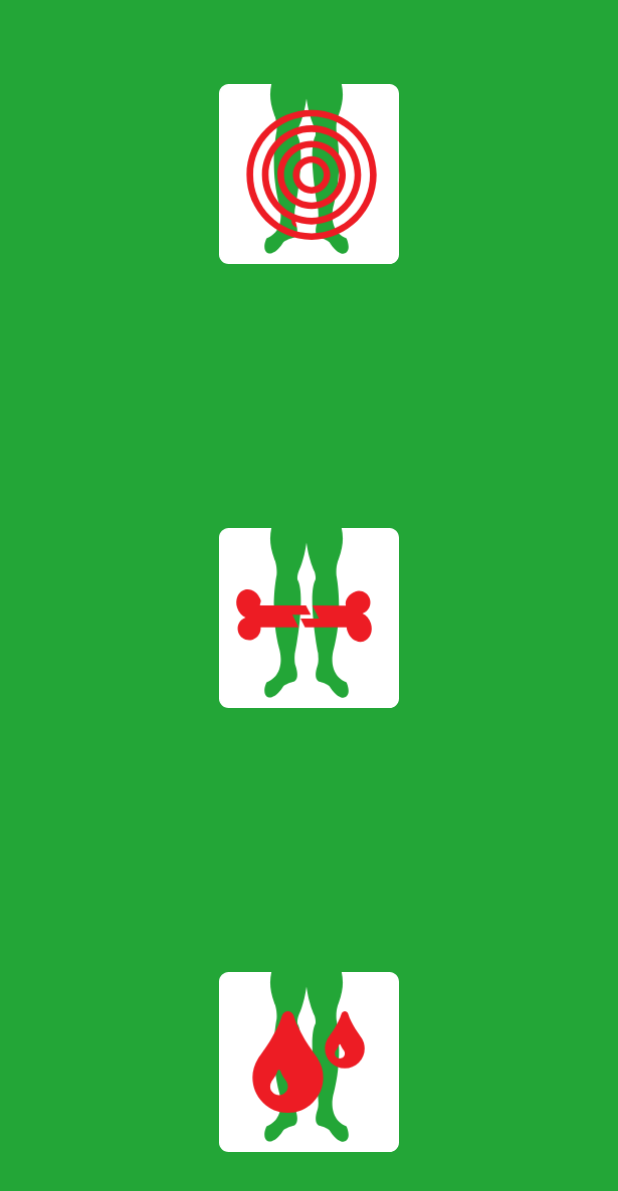
After one commit to Battle-of-the-schools/hanze, an Android app: the layout fragment_cause.xml on its own in the app's theme, with its tools: preview values and no code run, on a phone screen of 412 x 824 dp. The commit adds this screen. Shown: the top 1191 px of the screen. Run offline under Robolectric (Android 15) with nearby library versions, the phone set to English and light mode, and no system bars.

Commit message:
some layouts done

```diff
--- a/android/app/src/main/java/bots/arduino/MainActivity.java
+++ b/android/app/src/main/java/bots/arduino/MainActivity.java
@@ -29,4 +29,8 @@ public class MainActivity extends AppCompatActivity {
 		arduinoConnection.writeString("{'hallo_timo': 4555435, 'pizza': [4, 5, 5, 6]}");
 	}
 
+	public void setFragment() {
+
+	}
+
 }
--- /dev/null
+++ b/android/app/src/main/res/drawable/icon_blood.xml
@@ -0,0 +1,29 @@
+<?xml version="1.0" encoding="utf-8"?>
+<vector xmlns:android="http://schemas.android.com/apk/res/android"
+    android:width="217.33006dp"
+    android:height="217.34dp"
+    android:viewportWidth="217.33006"
+    android:viewportHeight="217.34">
+
+    <group
+        android:translateX="-850.96"
+        android:translateY="-431.41">
+        <path
+            android:fillColor="#ffffff"
+            android:pathData="M 1056.65,431.42 h -57.71 c 2.33,11.24 2.35,21.38 -3.74,37.9 -0.11,0.31 -3.48,7.35 -2.53,19.31 0.04,0.05 8.98,42.93 -3.3,88.99 -0.08,0.2 -3.82,12.46 -0.08,23.77 2.42,7.4 7.48,12.81 14.99,16.2 0.34,0.21 0.59,0.46 0.77,0.86 0.37,0.79 3.46,7.8 1.77,13 -0.55,1.7 -1.87,3.91 -4.92,4.61 -0.07,0.05 -0.47,0.14 -1.1,0.14 -2.42,0 -8.76,-1.4 -16.36,-13.65 -0.77,-0.7 -4.66,-3.6 -12.25,-5.6 -0.18,-0.05 -2.41,-0.55 -3.7,-3.75 -1.4,-3.56 -1,-8.81 1.29,-15.56 0.07,-0.21 1.24,-3.01 1.17,-8.31 -0.08,-5.6 -0.4,-7.4 -0.63,-8 -0.88,-2.84 -12.76,-69.83 -3.04,-87.24 0,0 1.17,-2.96 -1.06,-10.05 -0.23,-0.31 -6.57,-12.72 -9.65,-34.92 -3.04,22.21 -9.43,34.67 -9.75,35.27 -2.12,6.85 -0.91,9.81 -0.87,9.81 9.76,17.45 -2.21,84.34 -3.12,87.13 -0.19,0.6 -0.52,2.46 -0.59,8 -0.08,5.3 1.06,8.11 1.1,8.11 2.31,6.95 2.75,12.15 1.32,15.71 -1.25,3.2 -3.48,3.75 -3.75,3.8 -7.55,1.95 -11.4,4.89 -12.21,5.54 -9.58,15.51 -17.13,13.61 -17.46,13.56 -3,-0.76 -4.33,-2.91 -4.87,-4.61 -1.73,-5.2 1.35,-12.26 1.72,-13 0.19,-0.4 0.48,-0.65 0.77,-0.86 7.56,-3.39 12.58,-8.85 15.04,-16.2 3.74,-11.41 0,-23.56 -0.08,-23.67 -12.32,-46.17 -3.33,-89.04 -3.27,-89.44 0.92,-11.62 -2.45,-18.71 -2.49,-18.76 -6.12,-16.62 -6.11,-26.82 -3.79,-38.1 h -51.66 c -6.39,0 -11.65,5.26 -11.65,11.65 V 637.1 c 0,6.39 5.26,11.65 11.65,11.65 h 194.03 c 6.39,0 11.65,-5.26 11.65,-11.65 V 443.07 c 0.02,-6.39 -5.25,-11.65 -11.64,-11.65 z" />
+    </group>
+    <group
+        android:translateX="-850.96"
+        android:translateY="-431.41">
+        <path
+            android:fillColor="#ed1c24"
+            android:pathData="M 969.98,535.84 c -0.33,-0.5 -2.07,-3.01 -5.21,-7.54 -3.13,-4.53 -5.94,-8.72 -8.41,-12.58 -2.47,-3.86 -5.23,-8.8 -8.29,-14.83 -3.05,-6.02 -5.36,-11.62 -6.91,-16.78 -0.44,-1.67 -1.37,-2.97 -2.79,-3.91 -1.41,-0.94 -2.85,-1.42 -4.29,-1.42 -1.44,0 -2.86,0.47 -4.25,1.42 -1.39,0.94 -2.33,2.25 -2.83,3.91 -1.56,5.16 -3.86,10.76 -6.91,16.78 -3.06,6.03 -5.82,10.97 -8.29,14.83 -2.47,3.86 -5.28,8.05 -8.42,12.58 -3.14,4.52 -4.87,7.04 -5.21,7.54 -4.49,7.22 -6.74,14.85 -6.74,22.9 0,11.78 4.16,21.82 12.49,30.15 8.33,8.33 18.38,12.49 30.15,12.49 11.77,0 21.82,-4.16 30.15,-12.49 8.33,-8.33 12.49,-18.38 12.49,-30.15 0.02,-8.22 -2.24,-15.85 -6.73,-22.9 z m -39.03,41.1 c -2.08,2.08 -4.59,3.13 -7.54,3.13 -2.94,0 -5.46,-1.04 -7.54,-3.13 -2.08,-2.08 -3.12,-4.59 -3.12,-7.54 0,-2 0.56,-3.91 1.67,-5.75 0.05,-0.06 0.48,-0.68 1.29,-1.87 0.8,-1.2 1.51,-2.25 2.12,-3.17 0.61,-0.91 1.31,-2.14 2.08,-3.66 0.78,-1.53 1.36,-2.93 1.75,-4.2 0.22,-0.89 0.8,-1.34 1.75,-1.34 0.94,0 1.53,0.45 1.75,1.34 0.38,1.27 0.97,2.68 1.75,4.2 0.78,1.53 1.47,2.75 2.08,3.66 0.61,0.92 1.32,1.97 2.13,3.17 0.8,1.19 1.23,1.81 1.29,1.87 1.11,1.83 1.67,3.74 1.67,5.75 0,2.95 -1.04,5.46 -3.13,7.54 z m 0,0" />
+    </group>
+    <group
+        android:translateX="-850.96"
+        android:translateY="-431.41">
+        <path
+            android:fillColor="#ed1c24"
+            android:pathData="M 1022.99,510.89 c -0.19,-0.28 -1.17,-1.7 -2.93,-4.24 -1.76,-2.55 -3.34,-4.91 -4.73,-7.08 -1.39,-2.17 -2.94,-4.95 -4.66,-8.35 -1.72,-3.39 -3.02,-6.54 -3.89,-9.45 -0.25,-0.94 -0.77,-1.67 -1.57,-2.2 -0.8,-0.53 -1.6,-0.8 -2.41,-0.8 -0.81,0 -1.61,0.27 -2.39,0.8 -0.78,0.53 -1.31,1.26 -1.59,2.2 -0.88,2.91 -2.17,6.06 -3.89,9.45 -1.72,3.39 -3.27,6.17 -4.66,8.35 -1.39,2.17 -2.97,4.53 -4.74,7.08 -1.77,2.55 -2.74,3.96 -2.93,4.24 -2.53,4.06 -3.8,8.36 -3.8,12.89 0,6.63 2.34,12.28 7.03,16.97 4.69,4.69 10.35,7.03 16.97,7.03 6.63,0 12.28,-2.34 16.97,-7.03 4.69,-4.69 7.03,-10.35 7.03,-16.97 -0.01,-4.62 -1.27,-8.92 -3.81,-12.89 z m -21.96,23.14 c -1.17,1.17 -2.59,1.76 -4.24,1.76 -1.65,0 -3.07,-0.59 -4.24,-1.76 -1.17,-1.17 -1.76,-2.58 -1.76,-4.24 0,-1.13 0.31,-2.2 0.94,-3.23 0.03,-0.03 0.27,-0.38 0.73,-1.05 0.45,-0.67 0.85,-1.27 1.19,-1.78 0.35,-0.51 0.74,-1.2 1.17,-2.06 0.44,-0.86 0.77,-1.65 0.99,-2.37 0.12,-0.5 0.45,-0.75 0.98,-0.75 0.53,0 0.86,0.25 0.99,0.75 0.22,0.72 0.55,1.51 0.98,2.37 0.44,0.86 0.83,1.55 1.17,2.06 0.34,0.52 0.74,1.11 1.2,1.78 0.45,0.67 0.69,1.02 0.72,1.05 0.63,1.03 0.94,2.11 0.94,3.23 0,1.66 -0.59,3.07 -1.76,4.24 z m 0,0" />
+    </group>
+</vector>
--- /dev/null
+++ b/android/app/src/main/res/drawable/icon_broken.xml
@@ -0,0 +1,25 @@
+<?xml version="1.0" encoding="utf-8"?>
+<vector xmlns:android="http://schemas.android.com/apk/res/android"
+    android:width="217.33006dp"
+    android:height="217.34dp"
+    android:viewportWidth="217.33006"
+    android:viewportHeight="217.34">
+
+    <group
+        android:translateX="-850.96"
+        android:translateY="-431.41">
+        <path
+            android:fillColor="#fff"
+            android:pathData="M1056.65 431.42h-57.71c2.33 11.24 2.35 21.38-3.74 37.9-0.11 0.31 -3.48 7.35-2.53 19.31 0.04 0.05 8.98 42.93-3.3 88.99-0.08 0.2 -3.82 12.46-0.08 23.77 2.42 7.4 7.48 12.81 14.99 16.2 0.34 0.21 0.59 0.46 0.77 0.86 0.37 0.79 3.46 7.8 1.77 13-0.55 1.7-1.87 3.91-4.92 4.61-0.07 0.05 -0.47 0.14 -1.1 0.14 -2.42 0-8.76-1.4-16.36-13.65-0.77-0.7-4.66-3.6-12.25-5.6-0.18-0.05-2.41-0.55-3.7-3.75-1.4-3.56-1-8.81 1.29-15.56 0.07 -0.21 1.24-3.01 1.17-8.31-0.08-5.6-0.4-7.4-0.63-8-0.88-2.84-12.76-69.83-3.04-87.24 0 0 1.17-2.96-1.06-10.05-0.23-0.31-6.57-12.72-9.65-34.92-3.04 22.21-9.43 34.67-9.75 35.27-2.12 6.85-0.91 9.81-0.87 9.81 9.76 17.45-2.21 84.34-3.12 87.13-0.19 0.6 -0.52 2.46-0.59 8-0.08 5.3 1.06 8.11 1.1 8.11 2.31 6.95 2.75 12.15 1.32 15.71-1.25 3.2-3.48 3.75-3.75 3.8-7.55 1.95-11.4 4.89-12.21 5.54-9.58 15.51-17.13 13.61-17.46 13.56-3-0.76-4.33-2.91-4.87-4.61-1.73-5.2 1.35-12.26 1.72-13 0.19-0.4 0.48 -0.65 0.77 -0.86 7.56-3.39 12.58-8.85 15.04-16.2 3.74-11.41 0-23.56-0.08-23.67-12.32-46.17-3.33-89.04-3.27-89.44 0.92 -11.62-2.45-18.71-2.49-18.76-6.12-16.62-6.11-26.82-3.79-38.1h-51.66c-6.39 0-11.65 5.26-11.65 11.65V637.1c0 6.39 5.26 11.65 11.65 11.65h194.03c6.39 0 11.65-5.26 11.65-11.65V443.07c0.02-6.39-5.25-11.65-11.64-11.65z" />
+    </group>
+    <group
+        android:translateX="-850.96"
+        android:translateY="-431.41">
+        <path
+            android:fillColor="#ed1c24"
+            android:pathData="M961.8 536.23l-5.86-11.42h-55.55c-0.02-2.04 1.66-4.14 0.99 -6.23-3.03-9.47-11.86-15.12-19.72-12.6-7.86 2.52-11.78 12.24-8.75 21.71 1.8 5.64 5.66 9.9 10.14 11.91-7.24 2.39-11.22 10.17-8.89 17.45 2.34 7.32 10.17 11.35 17.49 9.01 6.37-2.04 10.24-8.23 9.6-14.63h45.9l-7.58-15.19h22.23z" />
+        <path
+            android:fillColor="#ed1c24"
+            android:pathData="M1034.27 546.48c-1.8-5.63-5.66-9.9-10.14-11.91 7.24-2.39 11.22-10.17 8.89-17.45-2.34-7.32-10.17-11.35-17.49-9.01-7.05 2.26-13.29 9.87-11.47 16.95l-40.48-0.25 8.08 15.76h-22.31l5.42 10.86h50.15c0.16 1.38 0.43 2.77 0.88 4.16 3.03 9.47 11.86 15.12 19.72 12.6 7.87-2.52 11.79-12.24 8.75-21.71z" />
+    </group>
+</vector>
--- /dev/null
+++ b/android/app/src/main/res/drawable/icon_pain.xml
@@ -0,0 +1,38 @@
+<?xml version="1.0" encoding="utf-8"?>
+<vector xmlns:android="http://schemas.android.com/apk/res/android"
+    android:width="217.33006dp"
+    android:height="217.34dp"
+    android:viewportWidth="217.33006"
+    android:viewportHeight="217.34">
+
+    <group
+        android:translateX="-850.96"
+        android:translateY="-431.41">
+        <path
+            android:fillColor="#ed1c24"
+            android:pathData="M 951.79,602.34 c -1.52,1.52 -3.35,2.28 -5.5,2.28 -2.14,0 -3.98,-0.76 -5.5,-2.28 -1.52,-1.52 -2.28,-3.35 -2.28,-5.5 0,-1.46 0.41,-2.85 1.22,-4.19 0.04,-0.04 0.35,-0.49 0.94,-1.37 0.59,-0.87 1.1,-1.64 1.55,-2.31 0.45,-0.67 0.95,-1.56 1.52,-2.67 0.57,-1.11 0.99,-2.14 1.28,-3.06 0.16,-0.65 0.59,-0.98 1.27,-0.98 0.69,0 1.11,0.33 1.28,0.98 0.28,0.93 0.71,1.95 1.27,3.06 0.57,1.11 1.07,2.01 1.52,2.67 0.44,0.67 0.96,1.44 1.55,2.31 0.59,0.87 0.9,1.32 0.94,1.37 0.81,1.34 1.22,2.73 1.22,4.19 0,2.15 -0.76,3.98 -2.28,5.5 z m 0,0" />
+    </group>
+    <group
+        android:translateX="-850.96"
+        android:translateY="-431.41">
+        <path
+            android:fillColor="#ffffff"
+            android:pathData="M 1056.65,431.42 h -57.71 c 2.33,11.24 2.35,21.38 -3.74,37.9 -0.11,0.31 -3.48,7.35 -2.53,19.31 0.04,0.05 8.98,42.93 -3.3,88.99 -0.08,0.2 -3.82,12.46 -0.08,23.77 2.42,7.4 7.48,12.81 14.99,16.2 0.34,0.21 0.59,0.46 0.77,0.86 0.37,0.79 3.46,7.8 1.77,13 -0.55,1.7 -1.87,3.91 -4.92,4.61 -0.07,0.05 -0.47,0.14 -1.1,0.14 -2.42,0 -8.76,-1.4 -16.36,-13.65 -0.77,-0.7 -4.66,-3.6 -12.25,-5.6 -0.18,-0.05 -2.41,-0.55 -3.7,-3.75 -1.4,-3.56 -1,-8.81 1.29,-15.56 0.07,-0.21 1.24,-3.01 1.17,-8.31 -0.08,-5.6 -0.4,-7.4 -0.63,-8 -0.88,-2.84 -12.76,-69.83 -3.04,-87.24 0,0 1.17,-2.96 -1.06,-10.05 -0.23,-0.31 -6.57,-12.72 -9.65,-34.92 -3.04,22.21 -9.43,34.67 -9.75,35.27 -2.12,6.85 -0.91,9.81 -0.87,9.81 9.76,17.45 -2.21,84.34 -3.12,87.13 -0.19,0.6 -0.52,2.46 -0.59,8 -0.08,5.3 1.06,8.11 1.1,8.11 2.31,6.95 2.75,12.15 1.32,15.71 -1.25,3.2 -3.48,3.75 -3.75,3.8 -7.55,1.95 -11.4,4.89 -12.21,5.54 -9.58,15.51 -17.13,13.61 -17.46,13.56 -3,-0.76 -4.33,-2.91 -4.87,-4.61 -1.73,-5.2 1.35,-12.26 1.72,-13 0.19,-0.4 0.48,-0.65 0.77,-0.86 7.56,-3.39 12.58,-8.85 15.04,-16.2 3.74,-11.41 0,-23.56 -0.08,-23.67 -12.32,-46.17 -3.33,-89.04 -3.27,-89.44 0.92,-11.62 -2.45,-18.71 -2.49,-18.76 -6.12,-16.62 -6.11,-26.82 -3.79,-38.1 h -51.66 c -6.39,0 -11.65,5.26 -11.65,11.65 V 637.1 c 0,6.39 5.26,11.65 11.65,11.65 h 194.03 c 6.39,0 11.65,-5.26 11.65,-11.65 V 443.07 c 0.02,-6.39 -5.25,-11.65 -11.64,-11.65 z" />
+    </group>
+    <group
+        android:translateX="-850.96"
+        android:translateY="-431.41">
+        <path
+            android:fillColor="#ed1c24"
+            android:pathData="M 962.68,563.74 c -12.48,0 -22.62,-10.15 -22.62,-22.62 0,-12.48 10.15,-22.62 22.62,-22.62 12.47,0 22.62,10.15 22.62,22.62 0.01,12.47 -10.14,22.62 -22.62,22.62 z m 0,-37.25 c -8.06,0 -14.62,6.56 -14.62,14.62 0,8.06 6.56,14.62 14.62,14.62 8.06,0 14.62,-6.56 14.62,-14.62 0,-8.06 -6.55,-14.62 -14.62,-14.62 z" />
+        <path
+            android:fillColor="#ed1c24"
+            android:pathData="M 962.68,582.37 c -22.74,0 -41.25,-18.5 -41.25,-41.25 0,-22.75 18.5,-41.25 41.25,-41.25 22.75,0 41.25,18.5 41.25,41.25 0,22.74 -18.5,41.25 -41.25,41.25 z m 0,-74.5 c -18.33,0 -33.25,14.91 -33.25,33.25 0,18.33 14.91,33.25 33.25,33.25 18.33,0 33.25,-14.91 33.25,-33.25 0,-18.34 -14.91,-33.25 -33.25,-33.25 z" />
+        <path
+            android:fillColor="#ed1c24"
+            android:pathData="M 962.68,600.99 c -33.01,0 -59.87,-26.86 -59.87,-59.87 0,-33.02 26.86,-59.87 59.87,-59.87 33.02,0 59.87,26.86 59.87,59.87 0.01,33.01 -26.85,59.87 -59.87,59.87 z m 0,-111.74 c -28.6,0 -51.87,23.27 -51.87,51.87 0,28.6 23.27,51.87 51.87,51.87 28.6,0 51.87,-23.27 51.87,-51.87 0.01,-28.61 -23.26,-51.87 -51.87,-51.87 z" />
+        <path
+            android:fillColor="#ed1c24"
+            android:pathData="M 962.68,619.62 c -43.28,0 -78.5,-35.21 -78.5,-78.5 0,-43.28 35.21,-78.5 78.5,-78.5 43.28,0 78.5,35.21 78.5,78.5 0,43.28 -35.21,78.5 -78.5,78.5 z m 0,-149 c -38.87,0 -70.5,31.62 -70.5,70.5 0,38.88 31.62,70.5 70.5,70.5 38.88,0 70.5,-31.62 70.5,-70.5 0,-38.88 -31.62,-70.5 -70.5,-70.5 z" />
+    </group>
+</vector>
--- /dev/null
+++ b/android/app/src/main/res/layout/fragment_cause.xml
@@ -0,0 +1,53 @@
+<?xml version="1.0" encoding="utf-8"?>
+<android.support.constraint.ConstraintLayout xmlns:android="http://schemas.android.com/apk/res/android"
+    xmlns:app="http://schemas.android.com/apk/res-auto"
+    xmlns:tools="http://schemas.android.com/tools"
+    android:layout_width="match_parent"
+    android:layout_height="match_parent"
+    android:background="@color/colorPrimary"
+    tools:context=".fragments.Cause">
+
+    <ImageView
+        android:id="@+id/imageView15"
+        android:layout_width="120dp"
+        android:layout_height="120dp"
+        android:layout_marginEnd="8dp"
+        android:layout_marginLeft="8dp"
+        android:layout_marginRight="8dp"
+        android:layout_marginStart="8dp"
+        android:layout_marginTop="56dp"
+        android:src="@drawable/icon_pain"
+        app:layout_constraintEnd_toEndOf="parent"
+        app:layout_constraintStart_toStartOf="parent"
+        app:layout_constraintTop_toTopOf="parent" />
+
+    <ImageView
+        android:id="@+id/imageView14"
+        android:layout_width="120dp"
+        android:layout_height="120dp"
+        android:layout_marginBottom="8dp"
+        android:layout_marginEnd="8dp"
+        android:layout_marginLeft="8dp"
+        android:layout_marginRight="8dp"
+        android:layout_marginStart="8dp"
+        android:layout_marginTop="8dp"
+        android:src="@drawable/icon_broken"
+        app:layout_constraintBottom_toTopOf="@+id/imageView13"
+        app:layout_constraintEnd_toEndOf="parent"
+        app:layout_constraintStart_toStartOf="parent"
+        app:layout_constraintTop_toBottomOf="@+id/imageView15" />
+
+    <ImageView
+        android:id="@+id/imageView13"
+        android:layout_width="120dp"
+        android:layout_height="120dp"
+        android:layout_marginBottom="56dp"
+        android:layout_marginEnd="8dp"
+        android:layout_marginLeft="8dp"
+        android:layout_marginRight="8dp"
+        android:layout_marginStart="8dp"
+        android:src="@drawable/icon_blood"
+        app:layout_constraintBottom_toBottomOf="parent"
+        app:layout_constraintEnd_toEndOf="parent"
+        app:layout_constraintStart_toStartOf="parent" />
+</android.support.constraint.ConstraintLayout>
```
Also changed, not shown: android/app/src/main/java/bots/arduino/fragments/Cause.java (added, +109 -0 lines), android/app/src/main/java/bots/arduino/fragments/Pain.java (added, +109 -0 lines), android/app/src/main/res/drawable/sad1.xml (added, +22 -0 lines), android/app/src/main/res/drawable/sad2.xml (added, +22 -0 lines), android/app/src/main/res/drawable/sad3.xml (added, +22 -0 lines), android/app/src/main/res/layout/fragment_body.xml (+19 -11 lines), android/app/src/main/res/layout/fragment_pain.xml (added, +54 -0 lines).
